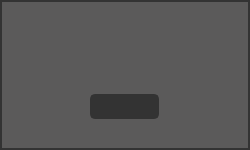
Before: the Qt Designer form ui_error.ui in Bre3n/MLauncher, drawn with Qt 5.
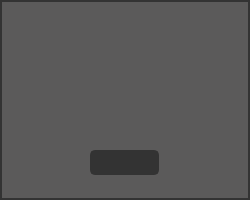
After: the same form once the commit is applied.

```diff
--- a/ui_error.ui
+++ b/ui_error.ui
@@ -7,19 +7,19 @@
     <x>0</x>
     <y>0</y>
     <width>250</width>
-    <height>150</height>
+    <height>200</height>
    </rect>
   </property>
   <property name="minimumSize">
    <size>
     <width>250</width>
-    <height>150</height>
+    <height>200</height>
    </size>
   </property>
   <property name="maximumSize">
    <size>
     <width>250</width>
-    <height>150</height>
+    <height>200</height>
    </size>
   </property>
   <property name="windowTitle">
@@ -79,7 +79,7 @@
         <property name="maximumSize">
          <size>
           <width>16777215</width>
-          <height>55</height>
+          <height>120</height>
          </size>
         </property>
         <property name="styleSheet">
@@ -150,6 +150,12 @@
       </item>
       <item>
        <widget class="QFrame" name="frame_bottom">
+        <property name="maximumSize">
+         <size>
+          <width>16777215</width>
+          <height>80</height>
+         </size>
+        </property>
         <property name="styleSheet">
          <string notr="true">background:rgb(91,90,90);</string>
         </property>
```
